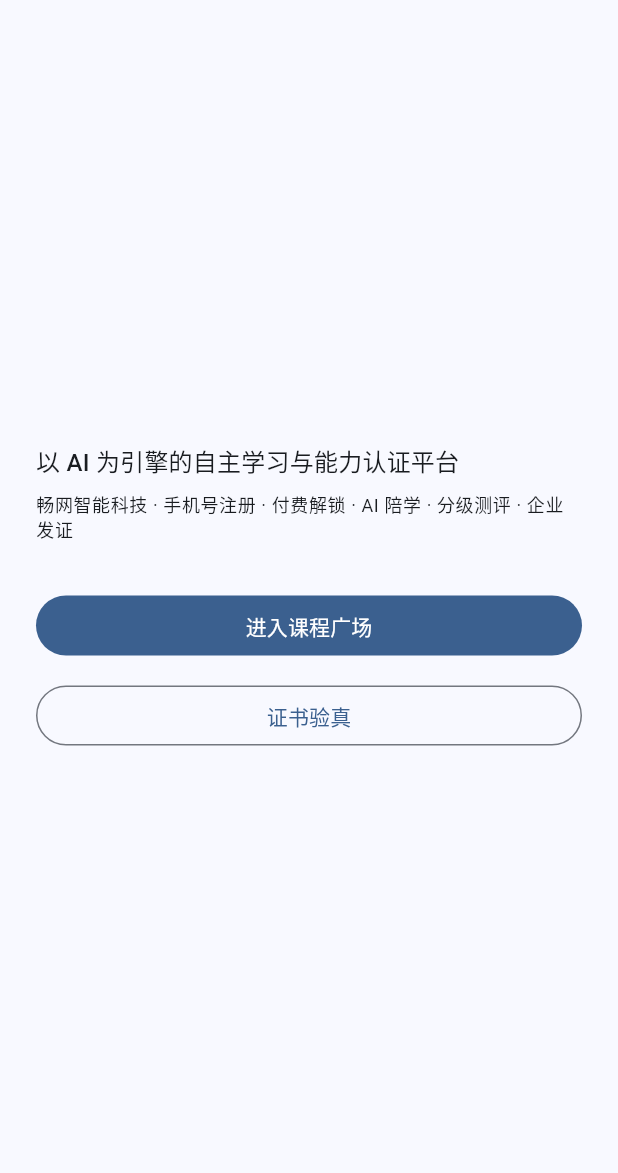
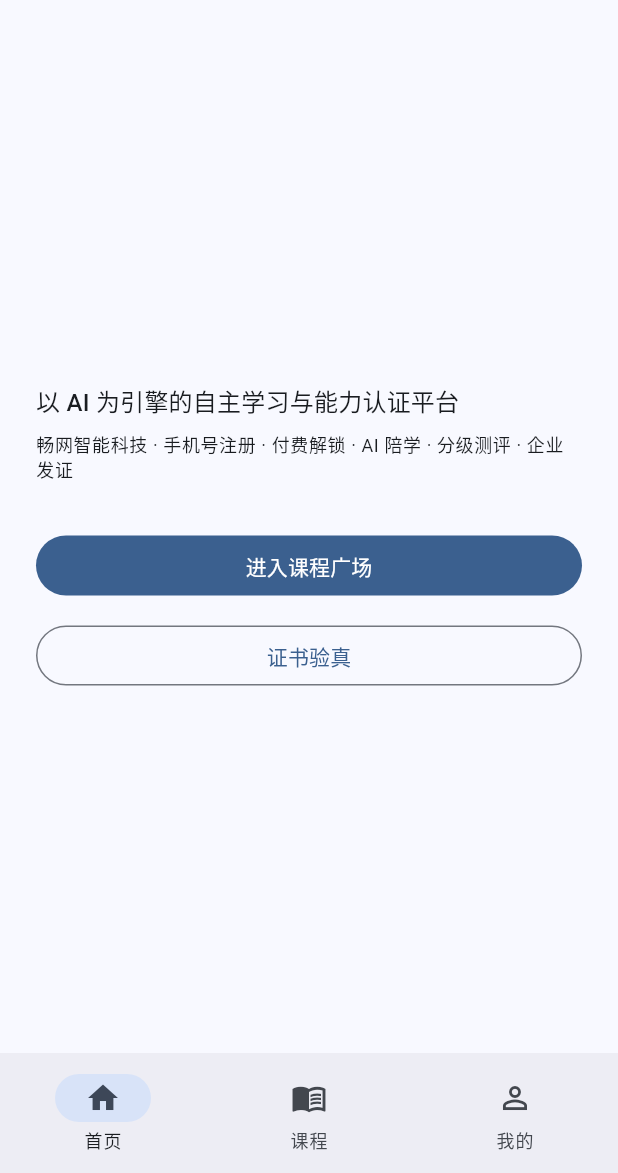
Before and after one commit to dll/cw-tc, a Flutter app: the screen it shows after launch, on a phone screen of 412 x 824 dp, the part 63-1236 px from its top. Run offline on Flutter 3.47's test engine with Material 3 defaults, Android fonts, the phone set to English and light mode, and no system bars; our stand-ins replace dio, flutter_secure_storage, go_router.

Commit message:
feat(app): 学生端基础导航（底部导航 首页/课程/我的）+ 个人中心二级页骨架

```diff
--- a/packages/app/lib/src/app.dart
+++ b/packages/app/lib/src/app.dart
@@ -3,11 +3,14 @@ import 'package:go_router/go_router.dart';
 
 import 'pages/course_square_page.dart';
 import 'pages/home_page.dart';
+import 'pages/me_page.dart';
 import 'pages/placeholder_page.dart';
+import 'shell.dart';
 
 /// 第三课堂学生端（Android / Web 同一份代码，PRD v2 §10.3）。
 ///
-/// M0 阶段只搭骨架与路由；各页面为占位实现，M1 起按 PRD §7 逐模块落地。
+/// M0 阶段搭骨架与信息架构：底部导航（首页/课程/我的）+ 各业务整页路由；
+/// 各页为占位实现，M1 起按 PRD §7 逐模块落地。
 class CwTcApp extends StatelessWidget {
   const CwTcApp({super.key});
 
@@ -27,32 +30,41 @@ class CwTcApp extends StatelessWidget {
 
 final GoRouter _router = GoRouter(
   routes: <RouteBase>[
-    GoRoute(path: '/', builder: (_, __) => const HomePage()),
-    GoRoute(path: '/courses', builder: (_, __) => const CourseSquarePage()),
+    // —— 带底部导航的三个顶级分支 ——
+    StatefulShellRoute.indexedStack(
+      builder: (BuildContext context, GoRouterState state, StatefulNavigationShell shell) =>
+          AppShell(navigationShell: shell),
+      branches: <StatefulShellBranch>[
+        StatefulShellBranch(routes: <RouteBase>[
+          GoRoute(path: '/', builder: (_, __) => const HomePage()),
+        ]),
+        StatefulShellBranch(routes: <RouteBase>[
+          GoRoute(path: '/courses', builder: (_, __) => const CourseSquarePage()),
+        ]),
+        StatefulShellBranch(routes: <RouteBase>[
+          GoRoute(path: '/me', builder: (_, __) => const MePage()),
+        ]),
+      ],
+    ),
 
-    // M1 起的占位路由：先把信息架构（PRD v2 §8.1）固定下来，
-    // 避免后续各自命名导致路径漂移。
+    // —— 整页业务路由（不进底部导航；信息架构按 PRD v2 §8.1 固定）——
     GoRoute(
       path: '/learn/:code/:no',
-      builder: (_, state) => PlaceholderPage(
+      builder: (_, GoRouterState s) => PlaceholderPage(
         title: '学习页',
-        detail: '课程 ${state.pathParameters['code']} · 第 ${state.pathParameters['no']} 讲',
+        detail: '课程 ${s.pathParameters['code']} · 第 ${s.pathParameters['no']} 讲',
       ),
     ),
     GoRoute(
       path: '/exam/:code/:level',
-      builder: (_, state) => PlaceholderPage(
+      builder: (_, GoRouterState s) => PlaceholderPage(
         title: '测评页',
-        detail: '课程 ${state.pathParameters['code']} · ${state.pathParameters['level']}',
+        detail: '课程 ${s.pathParameters['code']} · ${s.pathParameters['level']}',
       ),
     ),
     GoRoute(
       path: '/verify',
       builder: (_, __) => const PlaceholderPage(title: '证书验真', detail: '公开页，无需登录'),
     ),
-    GoRoute(
-      path: '/me',
-      builder: (_, __) => const PlaceholderPage(title: '个人中心', detail: '我的课程 / 订单 / 成绩 / 证书'),
-    ),
   ],
 );
--- /dev/null
+++ b/packages/app/lib/src/shell.dart
@@ -0,0 +1,31 @@
+import 'package:flutter/material.dart';
+import 'package:go_router/go_router.dart';
+
+/// 学生端底部导航外壳（首页 / 课程 / 我的）。
+///
+/// 用 go_router 的 StatefulShellRoute 承载三个顶级分支，切换时各自保留栈。
+/// 学习页 / 测评页 / 验真页为整页路由（不进底部导航）。
+class AppShell extends StatelessWidget {
+  const AppShell({super.key, required this.navigationShell});
+
+  final StatefulNavigationShell navigationShell;
+
+  @override
+  Widget build(BuildContext context) {
+    return Scaffold(
+      body: navigationShell,
+      bottomNavigationBar: NavigationBar(
+        selectedIndex: navigationShell.currentIndex,
+        onDestinationSelected: (int i) => navigationShell.goBranch(
+          i,
+          initialLocation: i == navigationShell.currentIndex,
+        ),
+        destinations: const <NavigationDestination>[
+          NavigationDestination(icon: Icon(Icons.home_outlined), selectedIcon: Icon(Icons.home), label: '首页'),
+          NavigationDestination(icon: Icon(Icons.menu_book_outlined), selectedIcon: Icon(Icons.menu_book), label: '课程'),
+          NavigationDestination(icon: Icon(Icons.person_outline), selectedIcon: Icon(Icons.person), label: '我的'),
+        ],
+      ),
+    );
+  }
+}
```
Also changed, not shown: packages/app/lib/src/pages/me_page.dart (added, +48 -0 lines).
